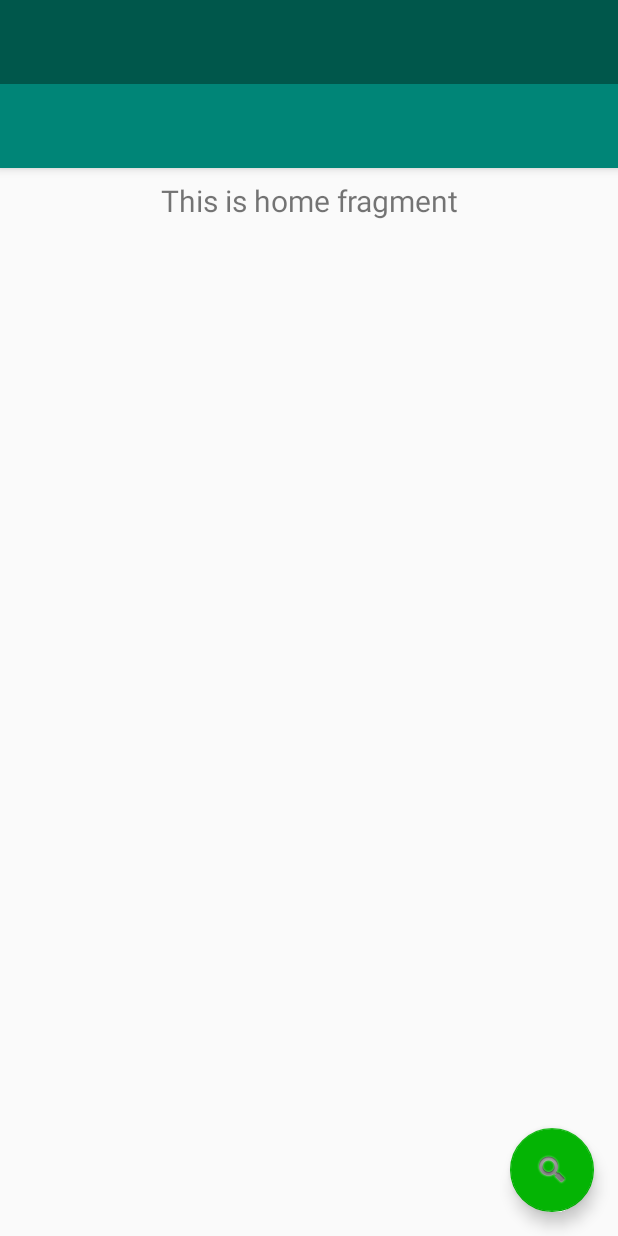
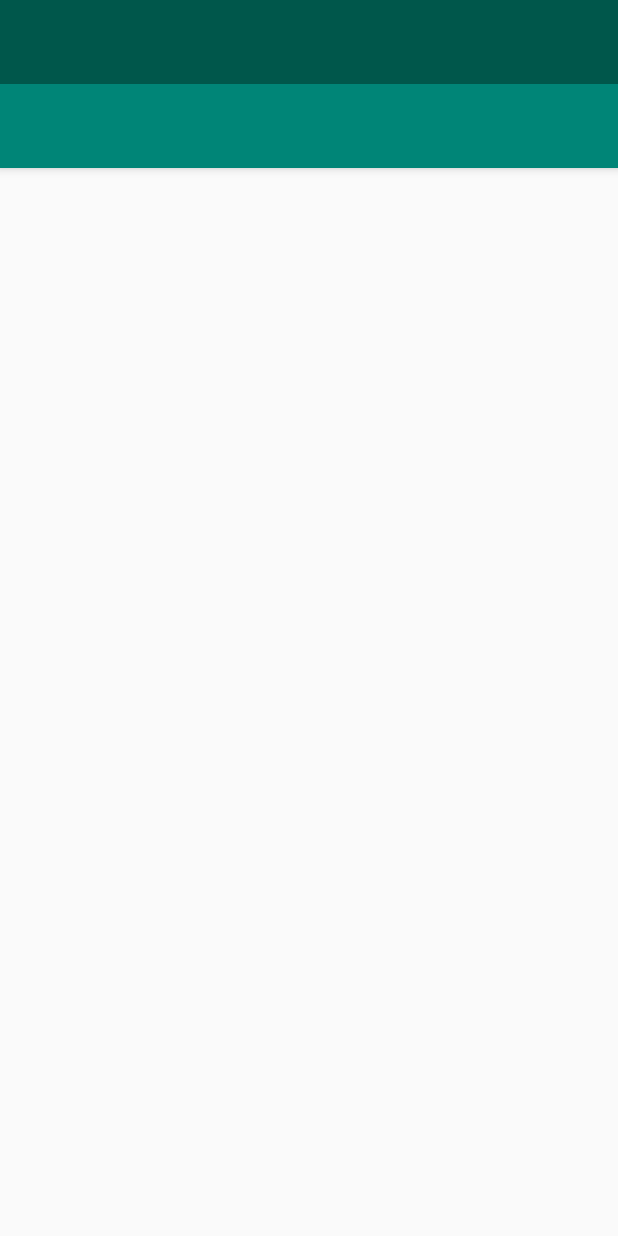
Before and after one commit to ashwinkolhatkar/RiversofPune, an Android app: the layout activity_main.xml on its own in the app's theme, with its tools: preview values and no code run, on a phone screen of 412 x 824 dp. Run offline under Robolectric (Android 15) with nearby library versions, the phone set to English and light mode, and no system bars.

Commit message:
Remove floating action button from MainActivity and app_bar_main Move articles recylcer view into content_main rather than activity_main

```diff
--- a/app/src/main/java/com/example/riversofpune/MainActivity.java
+++ b/app/src/main/java/com/example/riversofpune/MainActivity.java
@@ -42,14 +42,8 @@
         setContentView(R.layout.activity_main);
         Toolbar toolbar = findViewById(R.id.toolbar);
         setSupportActionBar(toolbar);
-        FloatingActionButton fab = findViewById(R.id.fab);
-        fab.setOnClickListener(new View.OnClickListener() {
-            @Override
-            public void onClick(View view) {
-                Snackbar.make(view, "Do we need this button? maybe for search?", Snackbar.LENGTH_LONG)
-                        .setAction("Action", null).show();
-            }
-        });
+
+
         DrawerLayout drawer = findViewById(R.id.drawer_layout);
         NavigationView navigationView = findViewById(R.id.nav_view);
         // Passing each menu ID as a set of Ids because each
--- a/app/src/main/java/com/example/riversofpune/ui/home/HomeFragment.java
+++ b/app/src/main/java/com/example/riversofpune/ui/home/HomeFragment.java
@@ -27,7 +27,7 @@
         homeViewModel.getText().observe(this, new Observer<String>() {
             @Override
             public void onChanged(@Nullable String s) {
-                textView.setText(s);
+                //textView.setText(s);
             }
         });
         return root;
--- a/app/src/main/res/layout/activity_main.xml
+++ b/app/src/main/res/layout/activity_main.xml
@@ -22,23 +22,6 @@
         android:layout_width="match_parent"
         android:layout_height="match_parent" />
 
-    <ScrollView
-        android:layout_width="match_parent"
-        android:layout_height="match_parent">
 
-        <LinearLayout
-            android:layout_width="match_parent"
-            android:layout_height="wrap_content"
-            android:orientation="vertical" >
-
-            <androidx.recyclerview.widget.RecyclerView
-                android:layout_height="match_parent"
-                android:layout_width="match_parent"
-                android:id="@+id/recycleView"
-                app:layout_behavior="@string/appbar_scrolling_view_behavior">
-            </androidx.recyclerview.widget.RecyclerView>
-
-        </LinearLayout>
-    </ScrollView>
 
 </androidx.drawerlayout.widget.DrawerLayout>
--- a/app/src/main/res/layout/app_bar_main.xml
+++ b/app/src/main/res/layout/app_bar_main.xml
@@ -20,14 +20,6 @@
 
     </com.google.android.material.appbar.AppBarLayout>
 
-    <com.google.android.material.floatingactionbutton.FloatingActionButton
-        android:id="@+id/fab"
-        android:layout_width="wrap_content"
-        android:layout_height="wrap_content"
-        android:layout_gravity="bottom|end"
-        android:layout_margin="@dimen/fab_margin"
-        app:srcCompat="@android:drawable/ic_search_category_default" />
-
     <include layout="@layout/content_main" />
 
 </androidx.coordinatorlayout.widget.CoordinatorLayout>
--- a/app/src/main/res/layout/content_main.xml
+++ b/app/src/main/res/layout/content_main.xml
@@ -17,4 +17,24 @@
         app:layout_constraintRight_toRightOf="parent"
         app:layout_constraintTop_toTopOf="parent"
         app:navGraph="@navigation/mobile_navigation" />
+
+    <ScrollView
+        android:layout_width="match_parent"
+        android:layout_height="match_parent">
+
+        <LinearLayout
+            android:layout_width="match_parent"
+            android:layout_height="wrap_content"
+            android:orientation="vertical" >
+
+            <androidx.recyclerview.widget.RecyclerView
+                android:layout_height="match_parent"
+                android:layout_width="match_parent"
+                android:id="@+id/recycleView"
+                app:layout_behavior="@string/appbar_scrolling_view_behavior">
+            </androidx.recyclerview.widget.RecyclerView>
+
+        </LinearLayout>
+    </ScrollView>
+
 </androidx.constraintlayout.widget.ConstraintLayout>
```
